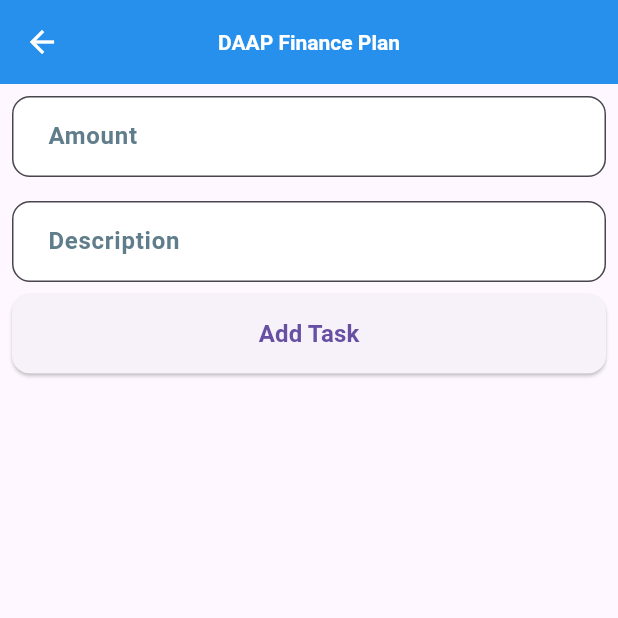
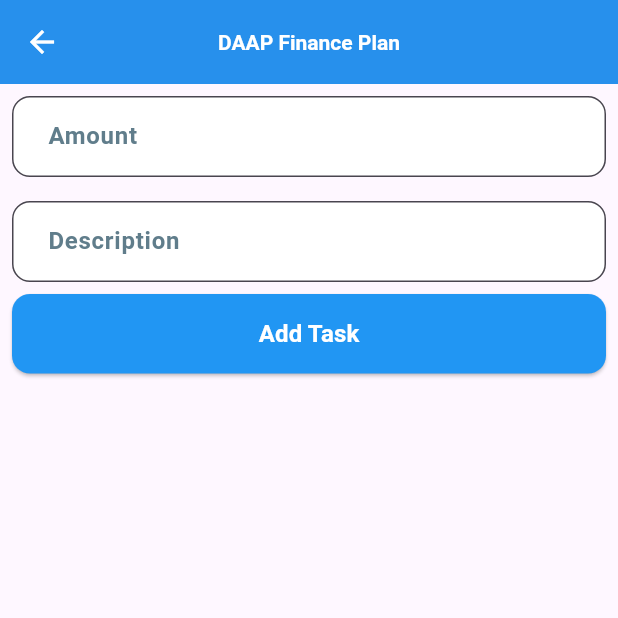
Before and after one commit to abrham-cyper/DAAP_project, a Flutter app: the TodoList screen opened directly, on a phone screen of 412 x 824 dp, the top half of it. Run offline on Flutter 3.47's test engine with Material 3 defaults, Android fonts, the phone set to English and light mode, and no system bars; our stand-ins replace animate_do, font_awesome_flutter, shared_preferences, smooth_page_indicator, sqflite, sqflite_common_ffi; accounts and stored records are empty.

Commit message:
todo list done

```diff
--- a/lib/screens/home/home_screen.dart
+++ b/lib/screens/home/home_screen.dart
@@ -548,6 +548,7 @@ class _TodoListState extends State<TodoList> {
                 onPressed: _addTodoItem,
                 style: ElevatedButton.styleFrom(
                   iconColor: Colors.blue, // Button color
+                  backgroundColor: Colors.blue,
                   padding: EdgeInsets.symmetric(vertical: 15), // Button padding
                   shape: RoundedRectangleBorder(
                     borderRadius: BorderRadius.circular(12), // Rounded corners
@@ -555,7 +556,10 @@ class _TodoListState extends State<TodoList> {
                 ),
                 child: Text(
                   'Add Task',
-                  style: TextStyle(fontSize: 16, fontWeight: FontWeight.bold),
+                  style: TextStyle(
+                      fontSize: 16,
+                      fontWeight: FontWeight.bold,
+                      color: Colors.white),
                 ),
               ),
             ),
```
